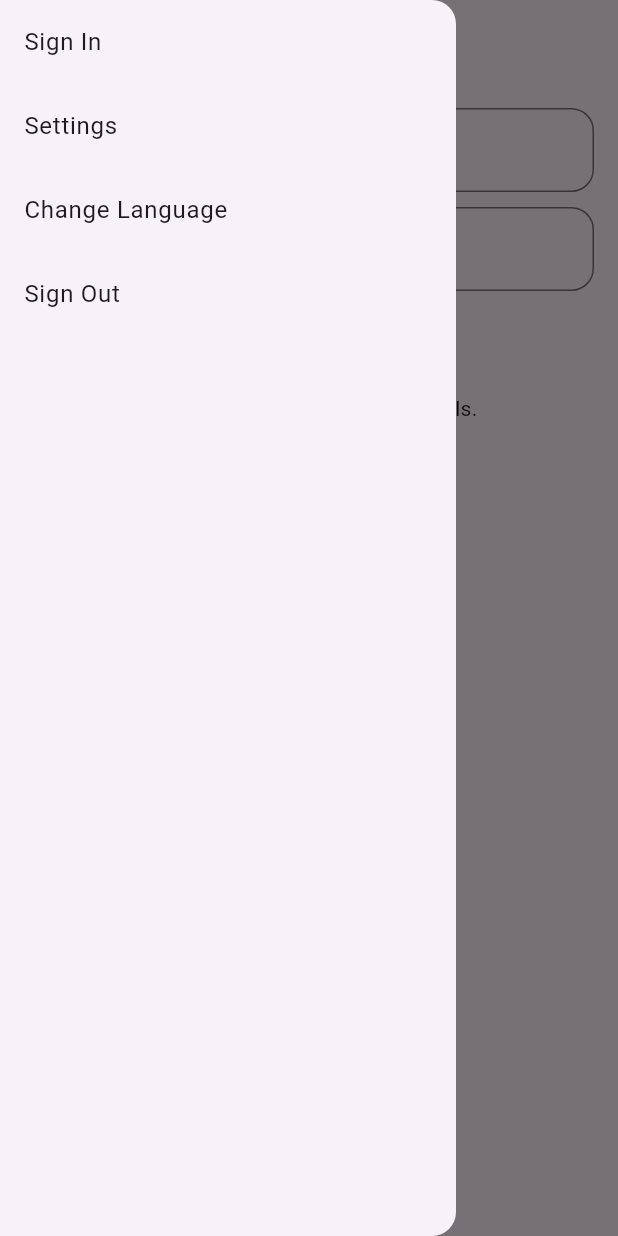
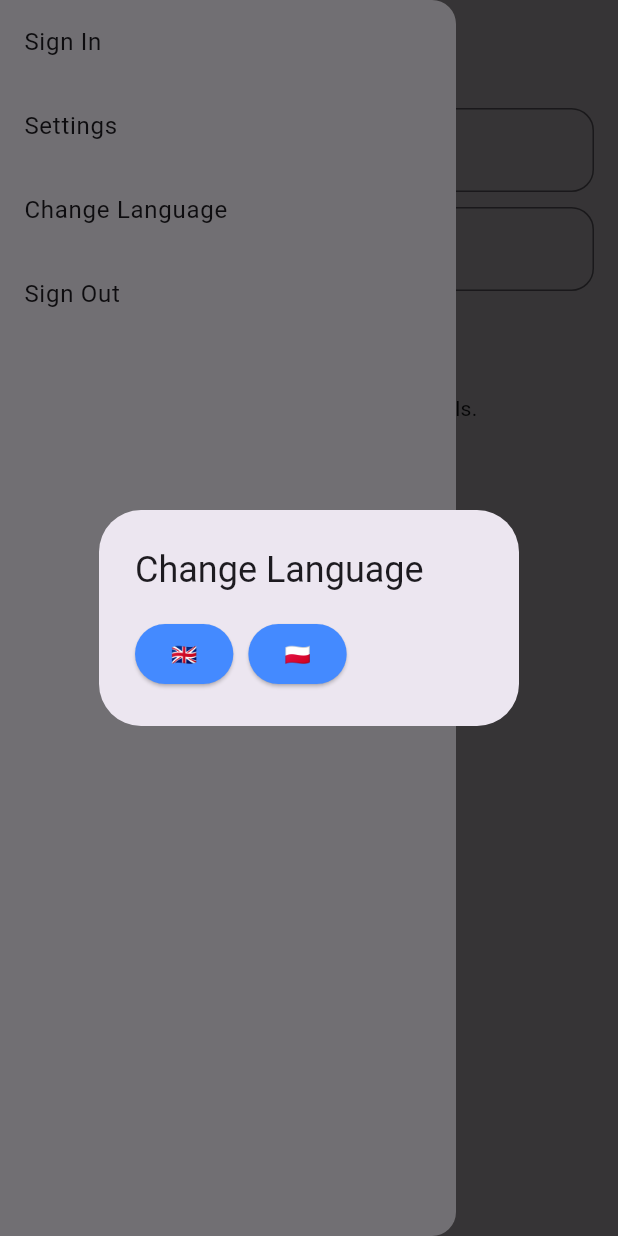
Before and after one commit to e-motion-apps/e-motion-mobile, a Flutter app: the screen it shows after launch, in the side drawer, after a tap on "Change Language", on a phone screen of 412 x 824 dp. Run offline on Flutter 3.47's test engine with Material 3 defaults, Android fonts, the phone set to English and light mode, and no system bars; our stand-ins replace dartz, equatable, flutter_bloc, flutter_dotenv.

Commit message:
add api language change

```diff
--- /dev/null
+++ b/lib/src/core/change_language.dart
@@ -0,0 +1,19 @@
+import 'package:http/http.dart' as http;
+
+class ChangeLanguage {
+  String? language;
+
+  ChangeLanguage({this.language});
+
+  Future<void> changeLanguage(String language) async {
+    final url =
+        Uri.parse('https://dev.escooters.blumilk.pl/api/language/$language');
+    final headers = {'Content-Type': 'application/json'};
+
+    try {
+      await http.post(url, headers: headers);
+    } catch (e) {
+      throw Exception('Failed to change language: $e');
+    }
+  }
+}
--- a/lib/src/features/home/presentation/widgets/home_widget.dart
+++ b/lib/src/features/home/presentation/widgets/home_widget.dart
@@ -1,3 +1,4 @@
+import 'package:emotion/src/core/change_language.dart';
 import 'package:emotion/src/features/auth/data/data_sources/auth_source.dart';
 import 'package:emotion/src/features/city_details/data/data_sources/remote_data_source.dart';
 import 'package:emotion/src/features/city_details/data/models/city_details_model.dart';
@@ -114,7 +115,6 @@ class HomePageState extends State<HomePage> {
                                       );
                                       Navigator.of(context).pop();
                                       Navigator.of(context).pop();
-
                                     },
                                   ),
                                   TextButton(
@@ -247,9 +247,51 @@ class HomePageState extends State<HomePage> {
                   },
                 ),
                 ListTile(
-                  title: const Text('Change Language'),
+                  title: const Text(
+                    'Change Language',
+                  ),
                   onTap: () {
-                    // TODO(Leeoz): Handle Language Change
+                    showDialog(
+                      context: context,
+                      builder: (BuildContext context) {
+                        return AlertDialog(
+                          title: const Text('Change Language'),
+                          content: SingleChildScrollView(
+                            child: ListBody(
+                              children: <Widget>[
+                                Column(
+                                  children: [
+                                    Row(
+                                      children: [
+                                        ElevatedButton(
+                                          onPressed: () {
+                                            ChangeLanguage(language: 'en')
+                                                .changeLanguage('en');
+                                            Navigator.of(context).pop();
+                                          },
+                                          child: const Text('🇬🇧'),
+                                        ),
+                                        const SizedBox(
+                                          width: 10,
+                                        ),
+                                        ElevatedButton(
+                                          onPressed: () {
+                                            ChangeLanguage(language: 'pl')
+                                                .changeLanguage('pl');
+                                            Navigator.of(context).pop();
+                                          },
+                                          child: const Text('🇵🇱'),
+                                        ),
+                                      ],
+                                    ),
+                                  ],
+                                ),
+                              ],
+                            ),
+                          ),
+                        );
+                      },
+                    );
                   },
                 ),
                 ListTile(
```
